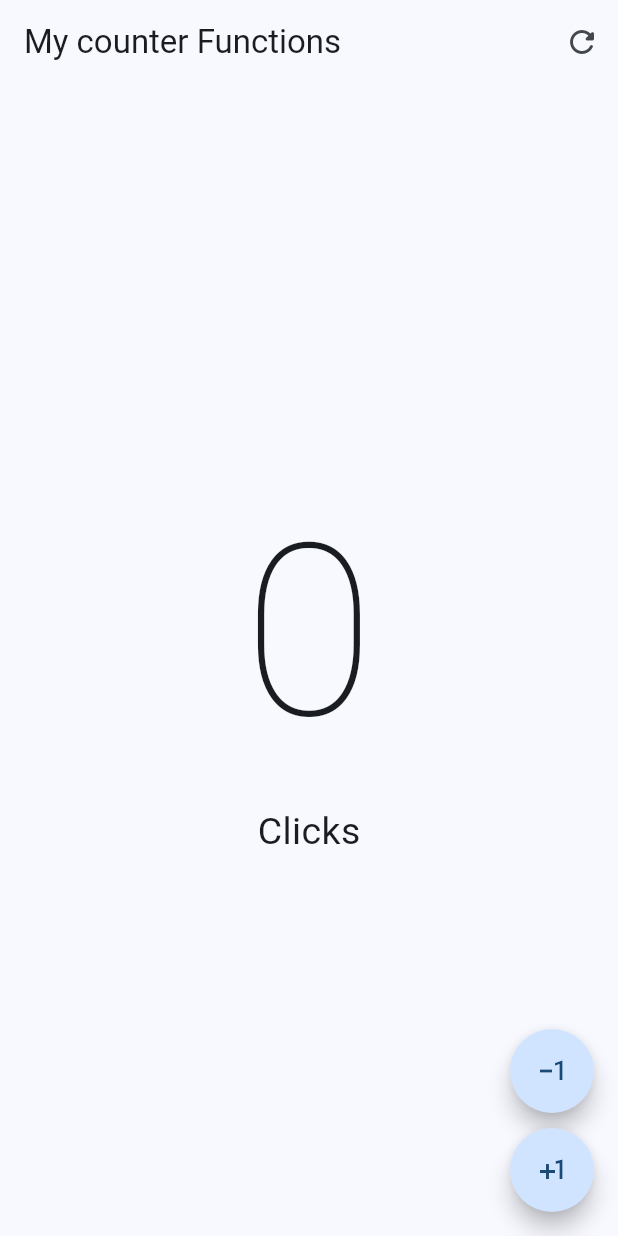
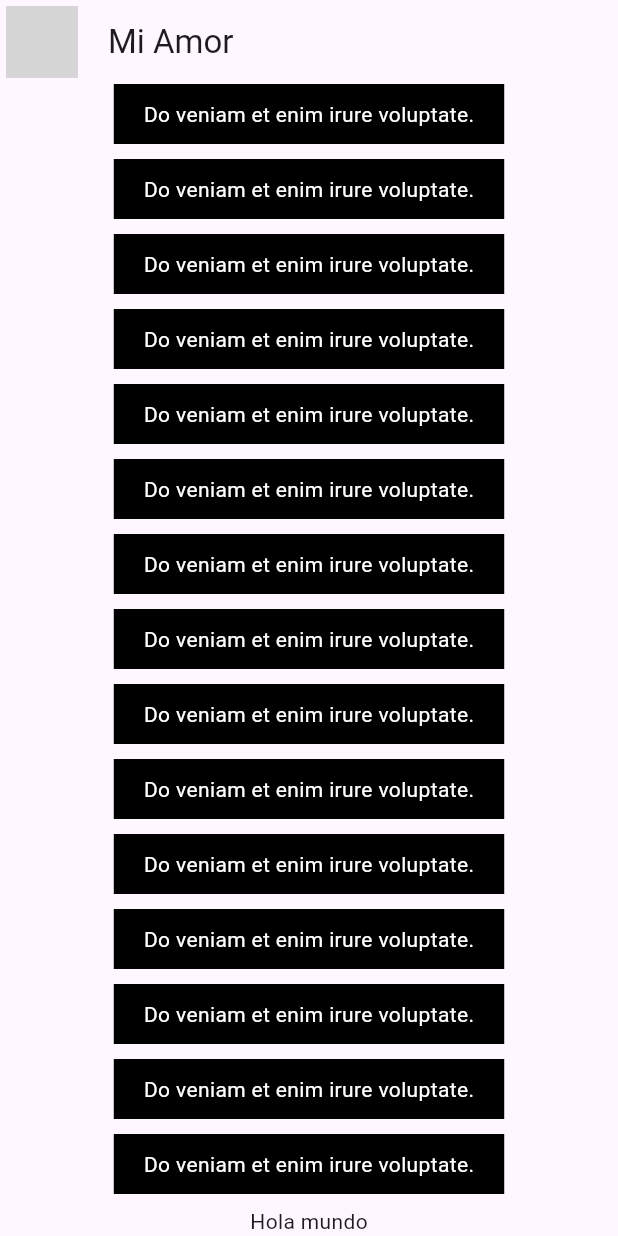
Before and after one commit to oscarMolina1523/FlutterApp, a Flutter app: the screen it shows after launch, on a phone screen of 412 x 824 dp. Run offline on Flutter 3.47's test engine with Material 3 defaults, Android fonts, the phone set to English and light mode, and no system bars; network calls fail; grey boxes are pictures that could not be loaded.

Commit message:
Adding chat screen and widget in my project

```diff
--- a/lib/main.dart
+++ b/lib/main.dart
@@ -1,5 +1,7 @@
 import 'package:flutter/material.dart';
-import 'package:invoicesapp/presentation/screens/counter_screen.dart';
+import 'package:invoicesapp/presentation/screens/chat/chat_screen.dart';
+// import 'package:invoicesapp/presentation/screens/yes_no_screen.dart';
+// import 'package:invoicesapp/presentation/screens/counter_screen.dart';
 
 void main(){
   runApp(const MyApp());
@@ -10,13 +12,10 @@ class MyApp extends StatelessWidget{
 
   @override
   Widget build(BuildContext context) {
-    return MaterialApp(
+    return const MaterialApp(
       debugShowCheckedModeBanner: false, //este sirve para quitar la etiqueta que dice que esta en desarrollo
-      theme: ThemeData(
-        useMaterial3: true,
-        colorSchemeSeed: Colors.blue
-      ),
-      home: CounterScreen()
+      // home: CounterScreen()
+      home:ChatScreen(),
     );
   }
 }
--- /dev/null
+++ b/lib/presentation/screens/chat/chat_screen.dart
@@ -0,0 +1,45 @@
+import 'package:flutter/material.dart';
+import 'package:invoicesapp/presentation/widgets/chat/my_message_bubble.dart';
+
+class ChatScreen extends StatelessWidget {
+  const ChatScreen({super.key});
+
+  @override
+  Widget build(BuildContext context) {
+    return Scaffold(
+      appBar: AppBar(
+        leading: const Padding(
+          padding: const EdgeInsets.all(4.0),
+          child: CircleAvatar(
+            backgroundImage: NetworkImage('https://image.tmdb.org/t/p/original/pyXKYW9NhPs7jemBir9Rfz48oUt.jpg'),
+          ),
+        ),
+        title:const Text("Mi Amor"),
+        // centerTitle: true,
+      ),
+      body:_chatView()
+    );
+  }
+}
+
+class _chatView extends StatelessWidget {
+
+  @override
+  Widget build(BuildContext context) {
+    return SafeArea( //este widget hace que haya un espacio de abajo y el ultimo widget para no entorpecer el funcionamiento
+      child: Padding(
+        padding: const EdgeInsets.symmetric(horizontal: 10),
+        child: Column(
+          children: [
+            Expanded(
+              child: ListView.builder(itemCount: 100,itemBuilder: (context, index){
+                return MyMessageBubble();
+              })
+            ),
+            Text("Hola mundo")
+          ],
+        ),
+      ),
+    );
+  }
+}
--- /dev/null
+++ b/lib/presentation/widgets/chat/my_message_bubble.dart
@@ -0,0 +1,24 @@
+import 'package:flutter/material.dart';
+
+class MyMessageBubble extends StatelessWidget {
+  const MyMessageBubble({super.key});
+
+  @override
+  Widget build(BuildContext context) {
+    return Column(
+      children: [
+        Container(
+          decoration: BoxDecoration(
+            color: Colors.black,
+          ),
+          child: Padding(
+            padding: const EdgeInsets.symmetric(horizontal: 20, vertical: 10),
+            child: Text("Do veniam et enim irure voluptate.",
+            style: TextStyle(color: Colors.white),),
+          ),
+        ),
+        const SizedBox(height: 10),
+      ],
+    );
+  }
+}
```
Also changed, not shown: flutter_01.png (added).
